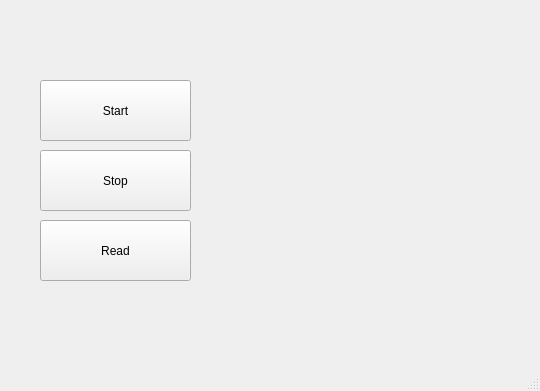
Qt form DesktopClient/mainwindow.ui (AndreiKirillov/Qt-SharedMemory) before a commit.
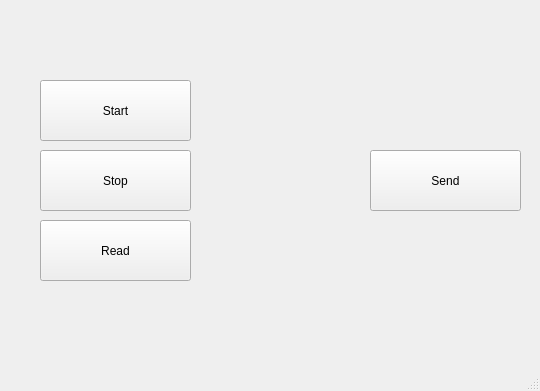
The same form after that commit.

```diff
--- a/DesktopClient/mainwindow.ui
+++ b/DesktopClient/mainwindow.ui
@@ -53,6 +53,19 @@
      <string>Read</string>
     </property>
    </widget>
+   <widget class="QPushButton" name="send_btn">
+    <property name="geometry">
+     <rect>
+      <x>370</x>
+      <y>150</y>
+      <width>151</width>
+      <height>61</height>
+     </rect>
+    </property>
+    <property name="text">
+     <string>Send</string>
+    </property>
+   </widget>
   </widget>
   <widget class="QMenuBar" name="menubar">
    <property name="geometry">
```
